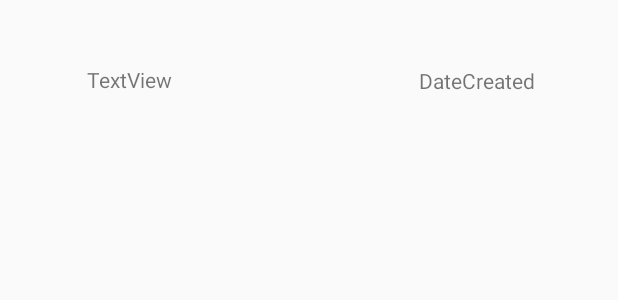
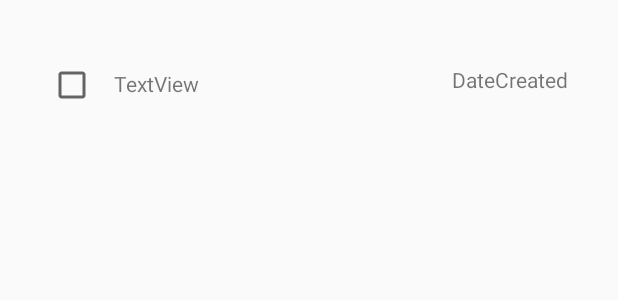
Before and after one commit to noha612/MeoMeoNote, an Android app: the layout list_view_checklist.xml on its own in the app's theme, with its tools: preview values and no code run, on a phone screen of 412 x 824 dp. Shown: the top 300 px of the screen. Run offline under Robolectric (Android 15) with nearby library versions, the phone set to English and light mode, and no system bars.

Commit message:
fix exception

```diff
--- a/app/src/main/java/nhom7/thh/meomeonote/dbhelper/DbHelper.java
+++ b/app/src/main/java/nhom7/thh/meomeonote/dbhelper/DbHelper.java
@@ -489,7 +489,7 @@ public class DbHelper extends SQLiteOpenHelper {
             Cursor cursor = db.query(CHECKLIST_TABLE_NAME, new String[]{CHECKLIST_ID,
                             CHECKLIST_PASSWORD, CHECKLIST_CONTENT, CHECKLIST_CREATED,
                             CHECKLIST_LAST_MODIFIED, CHECKLIST_STATUS, CHECKLIST_USER_ID, CHECKLIST_DATE_REMOVE},
-                    CHECKLIST_USER_ID + "=?" + " AND " + CHECKLIST_STATUS + "= 1 ",
+                    CHECKLIST_USER_ID + "=?" + " AND " + CHECKLIST_STATUS + "!= 0 ",
                     new String[]{String.valueOf(userId)}, null, null, null, null);
             if (cursor != null)
                 cursor.moveToFirst();
--- a/app/src/main/res/layout/list_view_checklist.xml
+++ b/app/src/main/res/layout/list_view_checklist.xml
@@ -1,22 +1,35 @@
 <?xml version="1.0" encoding="utf-8"?>
 <androidx.constraintlayout.widget.ConstraintLayout xmlns:android="http://schemas.android.com/apk/res/android"
     xmlns:app="http://schemas.android.com/apk/res-auto"
-    xmlns:tools="http://schemas.android.com/tools"
     android:layout_width="match_parent"
     android:layout_height="match_parent">
+
+    <CheckBox
+        android:id="@+id/checkBoxChecklist"
+        android:layout_width="41dp"
+        android:layout_height="48dp"
+        android:gravity="center_vertical"
+        app:layout_constraintBottom_toBottomOf="parent"
+        app:layout_constraintEnd_toEndOf="parent"
+        app:layout_constraintHorizontal_bias="0.086"
+        app:layout_constraintStart_toStartOf="parent"
+        app:layout_constraintTop_toTopOf="parent"
+        app:layout_constraintVertical_bias="0.042" />
 
     <TextView
         android:id="@+id/checklistContent"
         android:layout_width="188dp"
         android:layout_height="45dp"
+        android:layout_marginEnd="120dp"
+        android:layout_marginRight="120dp"
         android:gravity="left|center"
         android:text="TextView"
         app:layout_constraintBottom_toBottomOf="parent"
         app:layout_constraintEnd_toEndOf="parent"
-        app:layout_constraintHorizontal_bias="0.259"
-        app:layout_constraintStart_toStartOf="parent"
+        app:layout_constraintHorizontal_bias="0.089"
+        app:layout_constraintStart_toEndOf="@+id/checkBoxChecklist"
         app:layout_constraintTop_toTopOf="parent"
-        app:layout_constraintVertical_bias="0.039" />
+        app:layout_constraintVertical_bias="0.043" />
 
     <TextView
         android:id="@+id/checklistDatecreated"
@@ -26,9 +39,9 @@
         android:text="DateCreated"
         app:layout_constraintBottom_toBottomOf="parent"
         app:layout_constraintEnd_toEndOf="parent"
-        app:layout_constraintHorizontal_bias="0.338"
+        app:layout_constraintHorizontal_bias="0.528"
         app:layout_constraintStart_toEndOf="@+id/checklistContent"
         app:layout_constraintTop_toTopOf="parent"
-        app:layout_constraintVertical_bias="0.039" />
+        app:layout_constraintVertical_bias="0.038" />
 
 </androidx.constraintlayout.widget.ConstraintLayout>
```
Also changed, not shown: app/src/main/java/nhom7/thh/meomeonote/adapter/ChecklistAdapter.java (+20 -0 lines), app/src/main/java/nhom7/thh/meomeonote/entity/Checklist.java (+4 -3 lines), app/src/main/res/drawable/ic_baseline_radio_button_unchecked_24.xml (added, +10 -0 lines).
